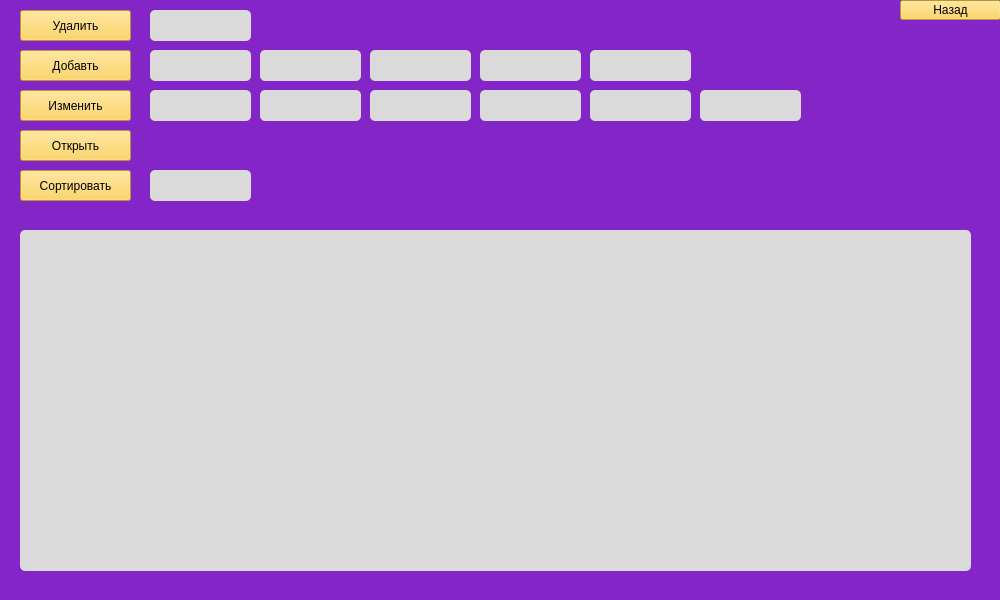
veleus/opiweqbhfgb, file основа/FuelMain.ui: the form before one commit.
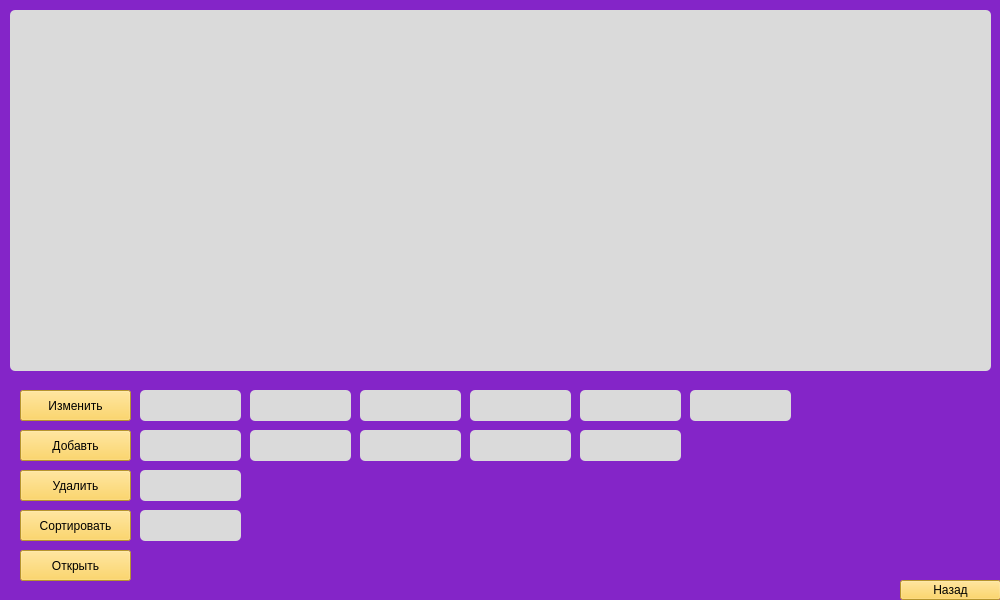
The form after the commit.

What changed in the file:
```diff
--- a/основа/FuelMain.ui
+++ b/основа/FuelMain.ui
@@ -47,10 +47,10 @@
    <widget class="QTableWidget" name="tableWidget">
     <property name="geometry">
      <rect>
-      <x>20</x>
-      <y>230</y>
-      <width>951</width>
-      <height>341</height>
+      <x>10</x>
+      <y>10</y>
+      <width>981</width>
+      <height>361</height>
      </rect>
     </property>
     <property name="styleSheet">
@@ -65,7 +65,7 @@
     <property name="geometry">
      <rect>
       <x>20</x>
-      <y>10</y>
+      <y>470</y>
       <width>111</width>
       <height>31</height>
      </rect>
@@ -82,7 +82,7 @@
     <property name="geometry">
      <rect>
       <x>20</x>
-      <y>50</y>
+      <y>430</y>
       <width>111</width>
       <height>31</height>
      </rect>
@@ -99,7 +99,7 @@
     <property name="geometry">
      <rect>
       <x>20</x>
-      <y>90</y>
+      <y>390</y>
       <width>111</width>
       <height>31</height>
      </rect>
@@ -116,7 +116,7 @@
     <property name="geometry">
      <rect>
       <x>20</x>
-      <y>130</y>
+      <y>550</y>
       <width>111</width>
       <height>31</height>
      </rect>
@@ -133,7 +133,7 @@
     <property name="geometry">
      <rect>
       <x>20</x>
-      <y>170</y>
+      <y>510</y>
       <width>111</width>
       <height>31</height>
      </rect>
@@ -150,7 +150,7 @@
     <property name="geometry">
      <rect>
       <x>900</x>
-      <y>0</y>
+      <y>580</y>
       <width>101</width>
       <height>20</height>
      </rect>
@@ -166,8 +166,8 @@
    <widget class="QLineEdit" name="DellLine">
     <property name="geometry">
      <rect>
-      <x>150</x>
-      <y>10</y>
+      <x>140</x>
+      <y>470</y>
       <width>101</width>
       <height>31</height>
      </rect>
@@ -180,8 +180,8 @@
    <widget class="QLineEdit" name="AddLine">
     <property name="geometry">
      <rect>
-      <x>150</x>
-      <y>50</y>
+      <x>140</x>
+      <y>430</y>
       <width>101</width>
       <height>31</height>
      </rect>
@@ -194,8 +194,8 @@
    <widget class="QLineEdit" name="AddLine_1">
     <property name="geometry">
      <rect>
-      <x>260</x>
-      <y>50</y>
+      <x>250</x>
+      <y>430</y>
       <width>101</width>
       <height>31</height>
      </rect>
@@ -208,8 +208,8 @@
    <widget class="QLineEdit" name="AddLine_2">
     <property name="geometry">
      <rect>
-      <x>370</x>
-      <y>50</y>
+      <x>360</x>
+      <y>430</y>
       <width>101</width>
       <height>31</height>
      </rect>
@@ -222,8 +222,8 @@
    <widget class="QLineEdit" name="AddLine_3">
     <property name="geometry">
      <rect>
-      <x>480</x>
-      <y>50</y>
+      <x>470</x>
+      <y>430</y>
       <width>101</width>
       <height>31</height>
      </rect>
@@ -236,8 +236,8 @@
    <widget class="QLineEdit" name="AddLine_4">
     <property name="geometry">
      <rect>
-      <x>590</x>
-      <y>50</y>
+      <x>580</x>
+      <y>430</y>
       <width>101</width>
       <height>31</height>
      </rect>
@@ -250,8 +250,8 @@
    <widget class="QLineEdit" name="ChangeLine_4">
     <property name="geometry">
      <rect>
-      <x>590</x>
-      <y>90</y>
+      <x>580</x>
+      <y>390</y>
       <width>101</width>
       <height>31</height>
      </rect>
@@ -264,8 +264,8 @@
    <widget class="QLineEdit" name="ChangeLine_1">
     <property name="geometry">
      <rect>
-      <x>260</x>
-      <y>90</y>
+      <x>250</x>
+      <y>390</y>
       <width>101</width>
       <height>31</height>
      </rect>
@@ -278,8 +278,8 @@
    <widget class="QLineEdit" name="ChangeLine_2">
     <property name="geometry">
      <rect>
-      <x>370</x>
-      <y>90</y>
+      <x>360</x>
+      <y>390</y>
       <width>101</width>
       <height>31</height>
      </rect>
@@ -292,8 +292,8 @@
    <widget class="QLineEdit" name="ChangeLine_3">
     <property name="geometry">
      <rect>
-      <x>480</x>
-      <y>90</y>
+      <x>470</x>
+      <y>390</y>
       <width>101</width>
       <height>31</height>
      </rect>
@@ -306,8 +306,8 @@
    <widget class="QLineEdit" name="ChangeLine">
     <property name="geometry">
      <rect>
-      <x>150</x>
-      <y>90</y>
+      <x>140</x>
+      <y>390</y>
       <width>101</width>
       <height>31</height>
      </rect>
@@ -320,8 +320,8 @@
    <widget class="QLineEdit" name="ChangeLine_5">
     <property name="geometry">
      <rect>
-      <x>700</x>
-      <y>90</y>
+      <x>690</x>
+      <y>390</y>
       <width>101</width>
       <height>31</height>
      </rect>
@@ -334,8 +334,8 @@
    <widget class="QLineEdit" name="lineEdit_13">
     <property name="geometry">
      <rect>
-      <x>150</x>
-      <y>170</y>
+      <x>140</x>
+      <y>510</y>
       <width>101</width>
       <height>31</height>
      </rect>
```
